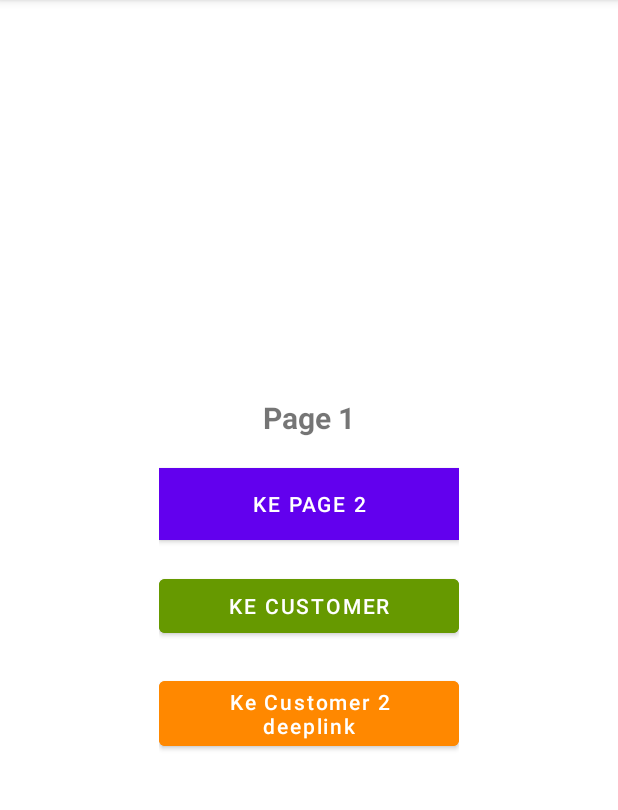
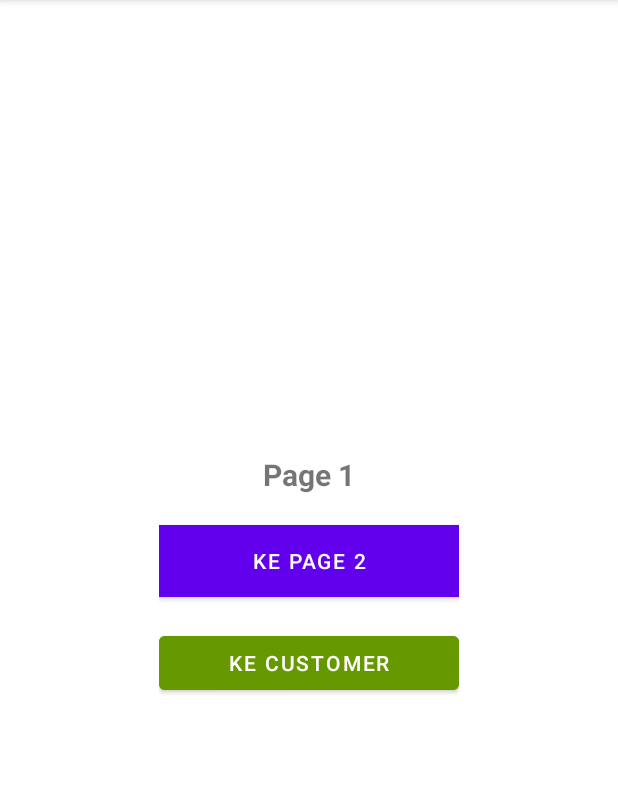
Before and after one commit to BeeSofLabs/demo-jetpack, an Android app: the screen it shows after launch (MainActivity), on a phone screen of 412 x 824 dp, the part 84-894 px from its top. Run offline under Robolectric (Android 15) with nearby library versions, the phone set to English and light mode, and no system bars; our stand-ins replace navigation-ui.

Commit message:
update sample demo for use deeplink

```diff
--- a/app/build.gradle
+++ b/app/build.gradle
@@ -43,7 +43,7 @@ dependencies {
     implementation 'com.google.android.material:material:1.4.0'
     implementation 'androidx.constraintlayout:constraintlayout:2.1.0'
 
-// Jetpack navigation
+    // Jetpack navigation
     implementation "androidx.navigation:navigation-fragment-ktx:$nav_version"
     implementation "androidx.navigation:navigation-ui-ktx:$nav_version"
 
--- /dev/null
+++ b/app/src/main/java/app/beelabs/com/demojetpack/IConfig.kt
@@ -0,0 +1,5 @@
+package app.beelabs.com.demojetpack
+
+interface IConfig {
+
+}
--- a/app/src/main/java/app/beelabs/com/demojetpack/session1/nav/PageFirstFragment.kt
+++ b/app/src/main/java/app/beelabs/com/demojetpack/session1/nav/PageFirstFragment.kt
@@ -11,6 +11,7 @@ import androidx.core.os.bundleOf
 import androidx.fragment.app.Fragment
 import androidx.navigation.Navigation
 import androidx.navigation.fragment.findNavController
+import app.beelabs.com.demojetpack.IConfig
 import app.beelabs.com.demojetpack.R
 
 class PageFirstFragment : Fragment() {
@@ -24,7 +25,7 @@ class PageFirstFragment : Fragment() {
 
         val btnPage = rootView.findViewById<Button>(R.id.btn_page)
         val btnCustomer = rootView.findViewById<Button>(R.id.btn_customer)
-        val btnCustomer2 = rootView.findViewById<Button>(R.id.btn_customer_deeplink)
+//        val btnCustomerDeeplink = rootView.findViewById<Button>(R.id.btn_customer_deeplink)
 
         btnPage.setOnClickListener {
 //            val action = PageFirstFragmentDirections.actionPageFirstFragmentToPageSecondFragment(pageNumber = pageNumber+1 )
@@ -36,12 +37,12 @@ class PageFirstFragment : Fragment() {
         btnCustomer.setOnClickListener {
             findNavController().navigate(R.id.action_pageFirstFragment_to_customerFirstFragment)
         }
-        btnCustomer2.setOnClickListener {
-            // test use deeplink
-            startActivity(Intent(Intent.ACTION_VIEW).apply {
-                data = Uri.parse("demo-app://demo.app/content/customer_second?username='John in customer 2'")
-            })
-        }
+//        btnCustomerDeeplink.setOnClickListener {
+//            // test use deeplink
+//            startActivity(Intent(Intent.ACTION_VIEW).apply {
+////                data = Uri.parse(resources.getString(R.string.deeplink_demo_app))
+//            })
+//        }
 
         return rootView
 
--- a/app/src/main/res/layout/fragment_page_first.xml
+++ b/app/src/main/res/layout/fragment_page_first.xml
@@ -28,7 +28,7 @@
             android:layout_below="@+id/page_label"
             android:background="@color/black"
             android:text="Ke page 2"
-            android:textColor="@color/white" />
+             android:textColor="@color/white" />
 
         <Button
             android:id="@+id/btn_customer"
@@ -41,17 +41,17 @@
             android:text="Ke Customer"
             android:textColor="@color/white" />
 
-        <Button
-            android:id="@+id/btn_customer_deeplink"
-            android:layout_width="200dp"
-            android:layout_height="wrap_content"
-            android:layout_centerHorizontal="true"
-            android:layout_marginTop="20dp"
-            android:layout_below="@+id/btn_customer"
-            android:backgroundTint="@android:color/holo_orange_dark"
-            android:text="Ke Customer 2 deeplink"
-            android:textAllCaps="false"
-            android:textColor="@color/white" />
+<!--        <Button-->
+<!--            android:id="@+id/btn_customer_deeplink"-->
+<!--            android:layout_width="200dp"-->
+<!--            android:layout_height="wrap_content"-->
+<!--            android:layout_centerHorizontal="true"-->
+<!--            android:layout_marginTop="20dp"-->
+<!--            android:layout_below="@+id/btn_customer"-->
+<!--            android:backgroundTint="@android:color/holo_orange_dark"-->
+<!--            android:text="Ke Customer 2 deeplink"-->
+<!--            android:textAllCaps="false"-->
+<!--            android:textColor="@color/white" />-->
 
 
 
--- a/app/src/main/res/navigation/nav_graph_customer.xml
+++ b/app/src/main/res/navigation/nav_graph_customer.xml
@@ -22,13 +22,10 @@
         <action
             android:id="@+id/action_customerSecondFragment_to_customerThirdFragment"
             app:destination="@id/customerThirdFragment" />
+        <deepLink
+            android:id="@+id/deepLink"
+            app:uri="demo-app://demo.app/content/customer_second" />
 
-        <deepLink
-            app:uri="demo-app://demo.app/content/customer_second?username={username}" />
-        <argument
-            android:name="username"
-            app:argType="string"
-            android:defaultValue='""' />
     </fragment>
     <fragment
         android:id="@+id/customerThirdFragment"
--- a/app/src/main/res/values/strings.xml
+++ b/app/src/main/res/values/strings.xml
@@ -3,5 +3,5 @@
     <!-- TODO: Remove or change this placeholder text -->
     <string name="hello_blank_fragment">Hello blank fragment</string>
 
-    <string name="deeplink_demo_app">demo://page/3/page3</string>
+<!--    <string name="deeplink_demo_app">demo-app://demo.app/content/customer_second</string>-->
 </resources>
```
